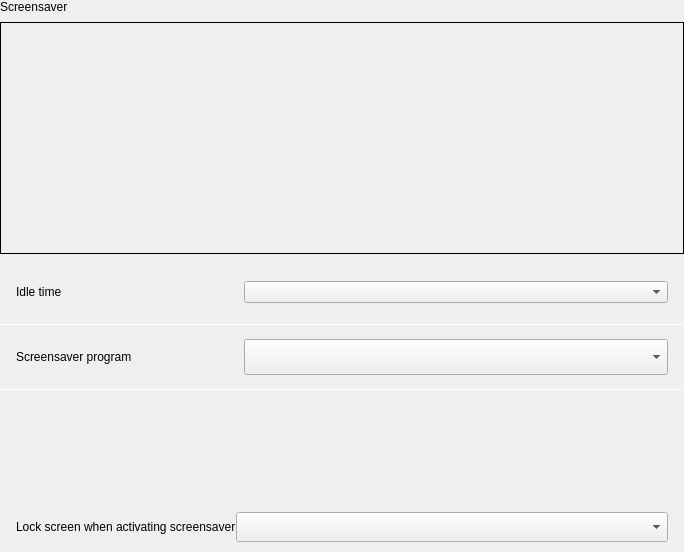
First picture: the form in plugins/personalized/screensaver/screensaver.ui, repository ukui/ukui-control-center, before the edit.
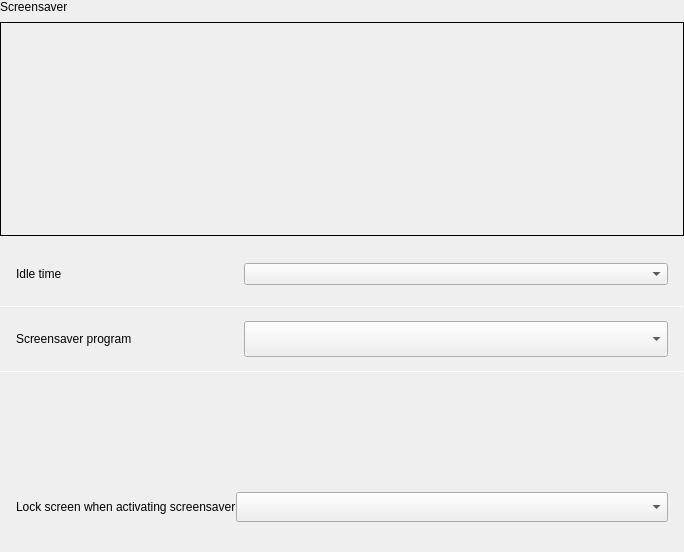
Second picture: the form after the edit. Custom widgets are drawn as their Qt base class.

Diff of the .ui file:
```diff
--- a/plugins/personalized/screensaver/screensaver.ui
+++ b/plugins/personalized/screensaver/screensaver.ui
@@ -500,6 +500,19 @@
      </layout>
     </widget>
    </item>
+   <item>
+    <spacer name="verticalSpacer">
+     <property name="orientation">
+      <enum>Qt::Vertical</enum>
+     </property>
+     <property name="sizeHint" stdset="0">
+      <size>
+       <width>20</width>
+       <height>0</height>
+      </size>
+     </property>
+    </spacer>
+   </item>
   </layout>
  </widget>
  <layoutdefault spacing="6" margin="11"/>
```
